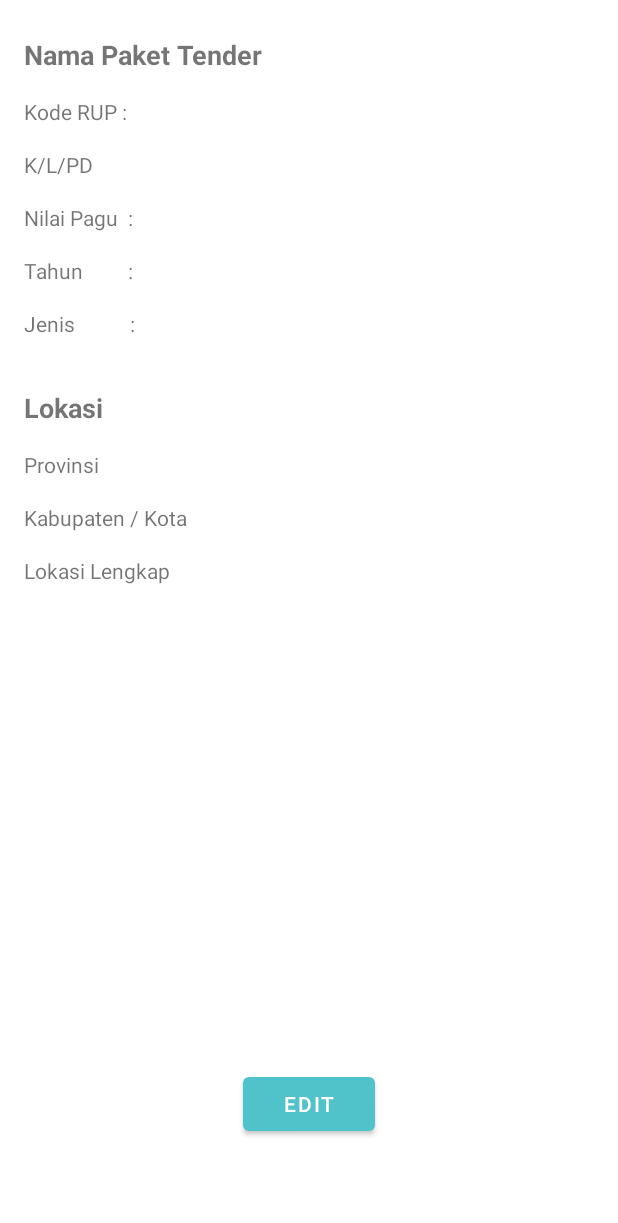
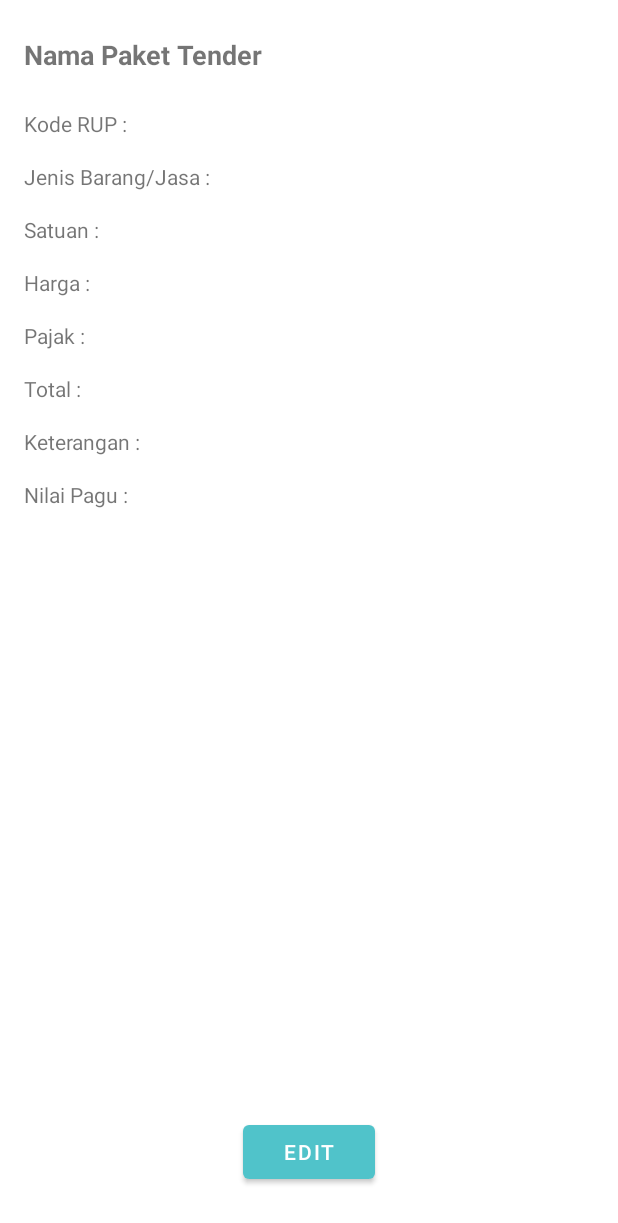
Before and after one commit to BayuNindioko/Tendery, an Android app: the layout activity_rincian_hps.xml on its own in the app's theme, with its tools: preview values and no code run, on a phone screen of 412 x 824 dp. Shown: the top 1223 px of the screen. Run offline under Robolectric (Android 15) with nearby library versions, the phone set to English and light mode, and no system bars.

Commit message:
hps layout

```diff
--- /dev/null
+++ b/app/src/main/java/com/example/tendery/ui/hps/detailHPS/Rincian_hpsActivity.kt
@@ -0,0 +1,12 @@
+package com.example.tendery.ui.hps.detailHPS
+
+import androidx.appcompat.app.AppCompatActivity
+import android.os.Bundle
+import com.example.tendery.R
+
+class Rincian_hpsActivity : AppCompatActivity() {
+    override fun onCreate(savedInstanceState: Bundle?) {
+        super.onCreate(savedInstanceState)
+        setContentView(R.layout.activity_rincian_hps)
+    }
+}
--- a/app/src/main/res/layout/activity_detail_paket.xml
+++ b/app/src/main/res/layout/activity_rincian_hps.xml
@@ -7,7 +7,7 @@
     tools:context=".ui.paket.detail.DetailPaketActivity">
 
     <TextView
-        android:id="@+id/textViewNamaPaket"
+        android:id="@+id/textViewRincianhps"
         android:layout_width="wrap_content"
         android:layout_height="wrap_content"
         android:layout_marginStart="16dp"
@@ -22,18 +22,69 @@
         android:id="@+id/textViewKodeRUP"
         android:layout_width="wrap_content"
         android:layout_height="wrap_content"
+        android:layout_marginStart="16dp"
+        android:layout_marginTop="24dp"
         android:text="Kode RUP : "
-        app:layout_constraintTop_toBottomOf="@+id/textViewNamaPaket"
+        app:layout_constraintStart_toStartOf="parent"
+        app:layout_constraintTop_toBottomOf="@+id/textViewRincianhps" />
+
+    <!-- Add more TextViews here -->
+    <TextView
+        android:id="@+id/textViewJenisBarang"
+        android:layout_width="wrap_content"
+        android:layout_height="wrap_content"
+        android:text="Jenis Barang/Jasa : "
+        app:layout_constraintTop_toBottomOf="@+id/textViewKodeRUP"
         app:layout_constraintStart_toStartOf="parent"
         android:layout_marginStart="16dp"
         android:layout_marginTop="16dp"/>
 
     <TextView
-        android:id="@+id/textViewKL_PD"
+        android:id="@+id/textViewSatuan"
         android:layout_width="wrap_content"
         android:layout_height="wrap_content"
-        android:text="K/L/PD"
-        app:layout_constraintTop_toBottomOf="@+id/textViewKodeRUP"
+        android:text="Satuan : "
+        app:layout_constraintTop_toBottomOf="@+id/textViewJenisBarang"
+        app:layout_constraintStart_toStartOf="parent"
+        android:layout_marginStart="16dp"
+        android:layout_marginTop="16dp"/>
+
+    <TextView
+        android:id="@+id/textViewHargaPajak"
+        android:layout_width="wrap_content"
+        android:layout_height="wrap_content"
+        android:text="Harga : "
+        app:layout_constraintTop_toBottomOf="@+id/textViewSatuan"
+        app:layout_constraintStart_toStartOf="parent"
+        android:layout_marginStart="16dp"
+        android:layout_marginTop="16dp"/>
+
+    <TextView
+        android:id="@+id/textViewPajak"
+        android:layout_width="wrap_content"
+        android:layout_height="wrap_content"
+        android:layout_marginStart="16dp"
+        android:layout_marginTop="16dp"
+        android:text="Pajak : "
+        app:layout_constraintStart_toStartOf="parent"
+        app:layout_constraintTop_toBottomOf="@+id/textViewHargaPajak" />
+
+    <TextView
+        android:id="@+id/textViewTotal"
+        android:layout_width="wrap_content"
+        android:layout_height="wrap_content"
+        android:text="Total : "
+        app:layout_constraintTop_toBottomOf="@+id/textViewPajak"
+        app:layout_constraintStart_toStartOf="parent"
+        android:layout_marginStart="16dp"
+        android:layout_marginTop="16dp"/>
+
+    <TextView
+        android:id="@+id/textViewKeterangan"
+        android:layout_width="wrap_content"
+        android:layout_height="wrap_content"
+        android:text="Keterangan : "
+        app:layout_constraintTop_toBottomOf="@+id/textViewTotal"
         app:layout_constraintStart_toStartOf="parent"
         android:layout_marginStart="16dp"
         android:layout_marginTop="16dp"/>
@@ -42,78 +93,18 @@
         android:id="@+id/textViewNilaiPagu"
         android:layout_width="wrap_content"
         android:layout_height="wrap_content"
-        android:text="Nilai Pagu  :"
-        app:layout_constraintTop_toBottomOf="@+id/textViewKL_PD"
+        android:text="Nilai Pagu : "
+        app:layout_constraintTop_toBottomOf="@+id/textViewKeterangan"
         app:layout_constraintStart_toStartOf="parent"
         android:layout_marginStart="16dp"
         android:layout_marginTop="16dp"/>
 
-    <TextView
-        android:id="@+id/textViewTahun"
-        android:layout_width="wrap_content"
-        android:layout_height="wrap_content"
-        android:text="Tahun         :"
-        app:layout_constraintTop_toBottomOf="@+id/textViewNilaiPagu"
-        app:layout_constraintStart_toStartOf="parent"
-        android:layout_marginStart="16dp"
-        android:layout_marginTop="16dp"/>
-
-    <TextView
-        android:id="@+id/textViewJenisPengadaan"
-        android:layout_width="wrap_content"
-        android:layout_height="wrap_content"
-        android:text="Jenis           :"
-        app:layout_constraintTop_toBottomOf="@+id/textViewTahun"
-        app:layout_constraintStart_toStartOf="parent"
-        android:layout_marginStart="16dp"
-        android:layout_marginTop="16dp"/>
-
-    <TextView
-        android:id="@+id/textViewLokasi"
-        android:layout_width="wrap_content"
-        android:layout_height="wrap_content"
-        android:layout_marginStart="16dp"
-        android:layout_marginTop="34dp"
-        android:text="Lokasi"
-        android:textSize="18sp"
-        android:textStyle="bold"
-        app:layout_constraintStart_toStartOf="parent"
-        app:layout_constraintTop_toBottomOf="@+id/textViewJenisPengadaan" />
-
-    <TextView
-        android:id="@+id/textViewProvinsi"
-        android:layout_width="wrap_content"
-        android:layout_height="wrap_content"
-        android:text="Provinsi"
-        app:layout_constraintTop_toBottomOf="@+id/textViewLokasi"
-        app:layout_constraintStart_toStartOf="parent"
-        android:layout_marginStart="16dp"
-        android:layout_marginTop="16dp"/>
-
-    <TextView
-        android:id="@+id/textViewKabupatenKota"
-        android:layout_width="wrap_content"
-        android:layout_height="wrap_content"
-        android:text="Kabupaten / Kota"
-        app:layout_constraintTop_toBottomOf="@+id/textViewProvinsi"
-        app:layout_constraintStart_toStartOf="parent"
-        android:layout_marginStart="16dp"
-        android:layout_marginTop="16dp"/>
-
-    <TextView
-        android:id="@+id/textViewLokasiLengkap"
-        android:layout_width="wrap_content"
-        android:layout_height="wrap_content"
-        android:text="Lokasi Lengkap"
-        app:layout_constraintTop_toBottomOf="@+id/textViewKabupatenKota"
-        app:layout_constraintStart_toStartOf="parent"
-        android:layout_marginStart="16dp"
-        android:layout_marginTop="16dp"/>
+    <!-- End of added TextViews -->
 
     <Button
         android:layout_width="wrap_content"
         android:layout_height="wrap_content"
-        android:layout_marginBottom="64dp"
+        android:layout_marginBottom="32dp"
         android:text="Edit"
         app:layout_constraintBottom_toBottomOf="parent"
         app:layout_constraintEnd_toEndOf="parent"
```
Also changed, not shown: app/src/main/AndroidManifest.xml (+12 -3 lines), app/src/main/java/com/example/tendery/ui/hps/HpsFragment.kt (+15 -2 lines), app/src/main/java/com/example/tendery/ui/hps/addHPS/AddHPSActivity.kt (added, +12 -0 lines), app/src/main/java/com/example/tendery/ui/hps/editHPS/EdithpsActivity.kt (added, +12 -0 lines), app/src/main/res/layout/activity_add_hpsactivity.xml (added, +230 -0 lines), app/src/main/res/layout/activity_edithps.xml (added, +244 -0 lines), app/src/main/res/layout/fragment_hps.xml (+69 -8 lines).
